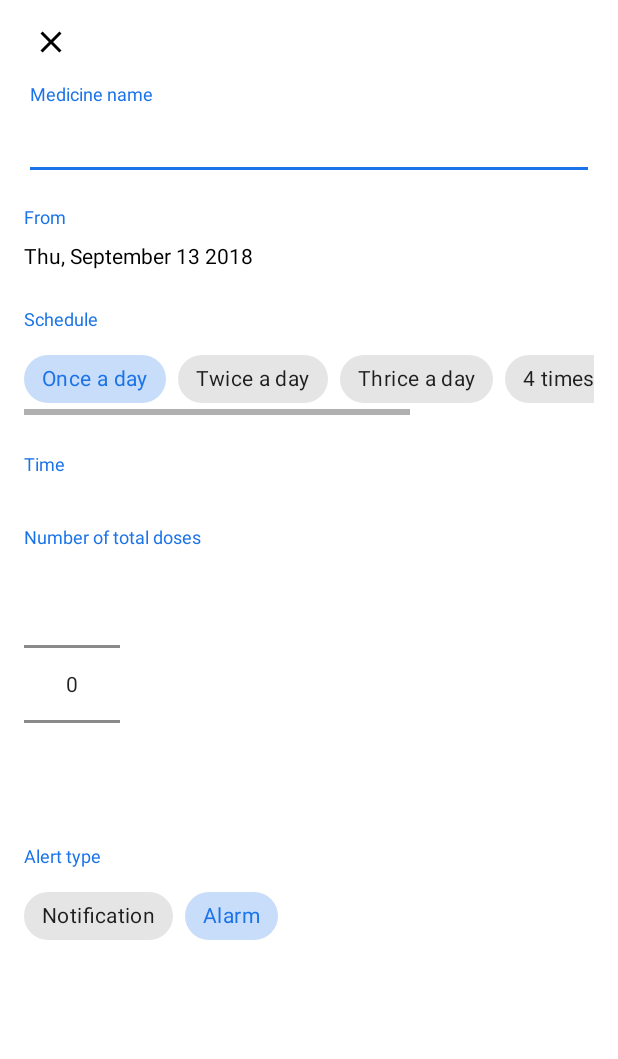
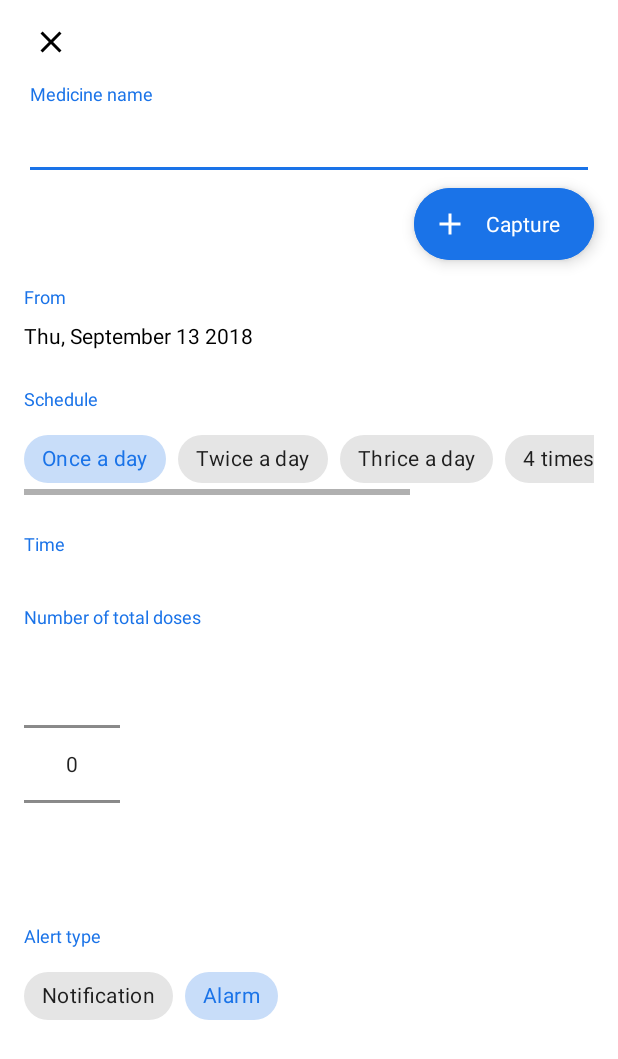
Before and after one commit to DeveloperKits/MediText-Notifier, an Android app: the layout add_medicine_dialog.xml on its own in the app's theme, with its tools: preview values and no code run, on a phone screen of 412 x 824 dp. Shown: the top 1059 px of the screen. Run offline under Robolectric (Android 15) with nearby library versions, the phone set to English and light mode, and no system bars; Roboto replaces fonts that are not available here.

Commit message:
text to image using ml kit

```diff
--- a/app/build.gradle
+++ b/app/build.gradle
@@ -40,4 +40,8 @@ dependencies {
     implementation 'com.jakewharton:butterknife:10.2.0'
     implementation group: 'joda-time', name: 'joda-time', version: '2.10'
     implementation 'com.github.alxrm:animated-clock-icon:1.0.2'
+
+    api 'com.theartofdev.edmodo:android-image-cropper:2.8.+'
+    implementation 'com.github.dhaval2404:imagepicker:2.1'
+    implementation 'com.google.android.gms:play-services-mlkit-text-recognition:19.0.0'
 }
--- a/app/src/main/res/layout/add_medicine_dialog.xml
+++ b/app/src/main/res/layout/add_medicine_dialog.xml
@@ -52,6 +52,20 @@
                         android:textSize="24sp" />
 
                 </com.google.android.material.textfield.TextInputLayout>
+
+                <com.google.android.material.floatingactionbutton.ExtendedFloatingActionButton
+                    android:id="@+id/fab_capture"
+                    android:backgroundTint="@color/color_primary"
+                    android:layout_width="wrap_content"
+                    android:layout_height="48dp"
+                    android:layout_marginTop="5dp"
+                    android:layout_marginEnd="16dp"
+                    android:text="@string/image_capture"
+                    android:textColor="@color/white"
+                    app:iconTint="@color/white"
+                    android:textAllCaps="false"
+                    android:layout_gravity="end"
+                    app:icon="@drawable/ic_add_black_24dp" />
 
 
                 <com.google.android.material.textview.MaterialTextView
--- a/app/src/main/res/values/strings.xml
+++ b/app/src/main/res/values/strings.xml
@@ -7,6 +7,7 @@
     <string name="medicine_name">Medicine name</string>
     <string name="dosage_summary">Dosage</string>
     <string name="add_medicine">Add Medicine</string>
+    <string name="image_capture">Capture</string>
     <string name="string_time">Time</string>
     <string name="medicine_name_hint">Medicine name</string>
     <string name="string_from">From</string>
```
Also changed, not shown: app/src/main/AndroidManifest.xml (+12 -1 lines), app/src/main/java/com/abdsoft/med_dose/ui/home/AddDialog.java (+87 -0 lines).
